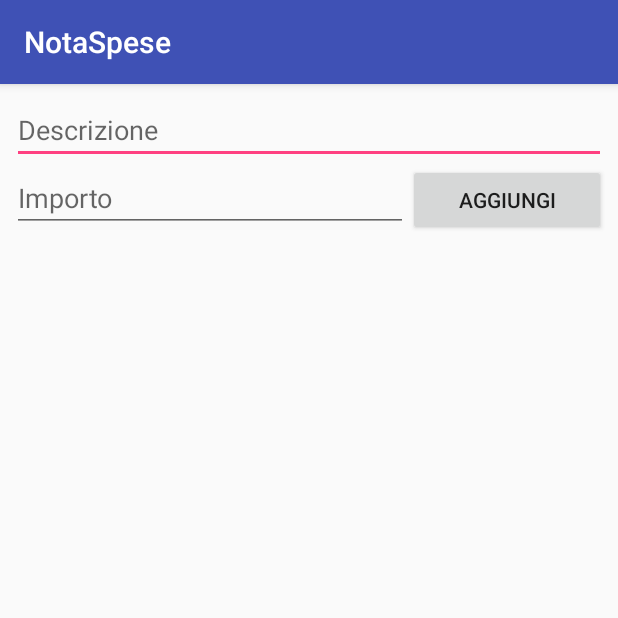
After one commit to pjnroll/NotaSpese, an Android app: the AggiuntaMovimento screen opened directly, with no data from a screen before it, on a phone screen of 412 x 824 dp, the top half of it. The commit adds this screen. Run offline under Robolectric (Android 15) with nearby library versions, the phone set to English and light mode, and no system bars.

Commit message:
Added some features5D5D

```diff
--- a/app/src/main/AndroidManifest.xml
+++ b/app/src/main/AndroidManifest.xml
@@ -19,6 +19,7 @@
                 <category android:name="android.intent.category.LAUNCHER" />
             </intent-filter>
         </activity>
+        <activity android:name=".AggiuntaMovimento"></activity>
     </application>
 
 </manifest>
--- /dev/null
+++ b/app/src/main/java/org/altervista/pierluigilaviano/notaspese/AggiuntaMovimento.java
@@ -0,0 +1,49 @@
+package org.altervista.pierluigilaviano.notaspese;
+
+import android.support.v7.app.AppCompatActivity;
+import android.os.Bundle;
+import android.view.View;
+import android.widget.Button;
+import android.widget.EditText;
+
+import org.altervista.pierluigilaviano.notaspese.helper.DBManager;
+
+import java.util.Date;
+
+import static org.altervista.pierluigilaviano.notaspese.MainActivity.db;
+
+public class AggiuntaMovimento extends AppCompatActivity {
+    private EditText mTxtAggiuntaImporto;
+    private EditText mTxtAggiuntaDescrizione;
+    private Button mBtnAggiungi;
+
+    @Override
+    protected void onCreate(Bundle savedInstanceState) {
+        super.onCreate(savedInstanceState);
+        setContentView(R.layout.activity_aggiunta_movimento);
+
+        db = new DBManager(this);
+
+        mTxtAggiuntaImporto = findViewById(R.id.txtAggiuntaImporto);
+        mTxtAggiuntaDescrizione = findViewById(R.id.txtAggiuntaDescrizione);
+        mBtnAggiungi = findViewById(R.id.btnAggiungi);
+        mBtnAggiungi.setOnClickListener(new View.OnClickListener() {
+            @Override
+            public void onClick(View view) {
+                if (!mTxtAggiuntaImporto.getText().toString().isEmpty() && !mTxtAggiuntaDescrizione.getText().toString().isEmpty()) {
+                    aggiungiMovimento();
+                }
+            }
+        });
+    }
+
+    public void aggiungiMovimento() {
+        Date d = new Date();
+        java.sql.Date data = new java.sql.Date(d.getTime());
+        String descrizione = mTxtAggiuntaDescrizione.getText().toString();
+        double importo = Double.parseDouble(mTxtAggiuntaImporto.getText().toString());
+
+        db.insert(data, descrizione, importo);
+        finish();
+    }
+}
--- a/app/src/main/java/org/altervista/pierluigilaviano/notaspese/helper/DBHelper.java
+++ b/app/src/main/java/org/altervista/pierluigilaviano/notaspese/helper/DBHelper.java
@@ -18,7 +18,7 @@ public class DBHelper extends SQLiteOpenHelper {
     public void onCreate(SQLiteDatabase db) {
         String query = "CREATE TABLE " + TABLE_NAME +
                 " ( _id INTEGER PRIMARY KEY AUTOINCREMENT, " +
-                C_DATA + " TEXT DEFAULT NULL," +    //watchout this
+                C_DATA + " DATE DEFAULT NULL," +    //watchout this
                 C_DESCR + " VARCHAR(50) DEFAULT NULL," +
                 C_MOVIMENTO + " REAL DEFAULT NULL," +
                 ");";
--- /dev/null
+++ b/app/src/main/res/layout/activity_aggiunta_movimento.xml
@@ -0,0 +1,42 @@
+<?xml version="1.0" encoding="utf-8"?>
+<LinearLayout
+    android:id="@+id/llAggiuntaMovimento"
+    xmlns:android="http://schemas.android.com/apk/res/android"
+    android:orientation="vertical"
+    android:layout_height="match_parent"
+    android:layout_width="match_parent"
+    android:padding="8dp">
+    <EditText
+        android:id="@+id/txtAggiuntaDescrizione"
+        android:layout_width="match_parent"
+        android:layout_height="wrap_content"
+        android:hint="Descrizione"/>
+
+    <LinearLayout
+        android:id="@+id/llAggiuntaMovimento1"
+        xmlns:android="http://schemas.android.com/apk/res/android"
+        xmlns:tools="http://schemas.android.com/tools"
+        android:orientation="horizontal"
+        android:layout_width="match_parent"
+        android:layout_height="match_parent"
+        tools:context="org.altervista.pierluigilaviano.notaspese.AggiuntaMovimento"
+        android:weightSum="3">
+
+        <EditText
+            android:id="@+id/txtAggiuntaImporto"
+            android:layout_width="match_parent"
+            android:layout_height="wrap_content"
+            android:layout_weight="1"
+            android:ems="10"
+            android:hint="Importo"
+            android:inputType="numberDecimal"
+            tools:layout_editor_absoluteX="85dp"
+            tools:layout_editor_absoluteY="16dp" />
+        <Button
+            android:id="@+id/btnAggiungi"
+            android:layout_width="match_parent"
+            android:layout_height="wrap_content"
+            android:layout_weight="2"
+            android:text="Aggiungi"/>
+    </LinearLayout>
+</LinearLayout>
--- a/app/src/main/res/layout/content_main.xml
+++ b/app/src/main/res/layout/content_main.xml
@@ -11,6 +11,7 @@
     tools:showIn="@layout/activity_main">
 
     <ListView
+        android:id="@+id/lvMovimenti"
         android:layout_width="match_parent"
         android:layout_height="match_parent"
         tools:layout_editor_absoluteX="8dp"
```
Also changed, not shown: app/src/main/java/org/altervista/pierluigilaviano/notaspese/MainActivity.java (+7 -5 lines), app/src/main/java/org/altervista/pierluigilaviano/notaspese/helper/DBManager.java (+7 -5 lines), app/src/main/res/layout/item_list.xml (+42 -4 lines).
